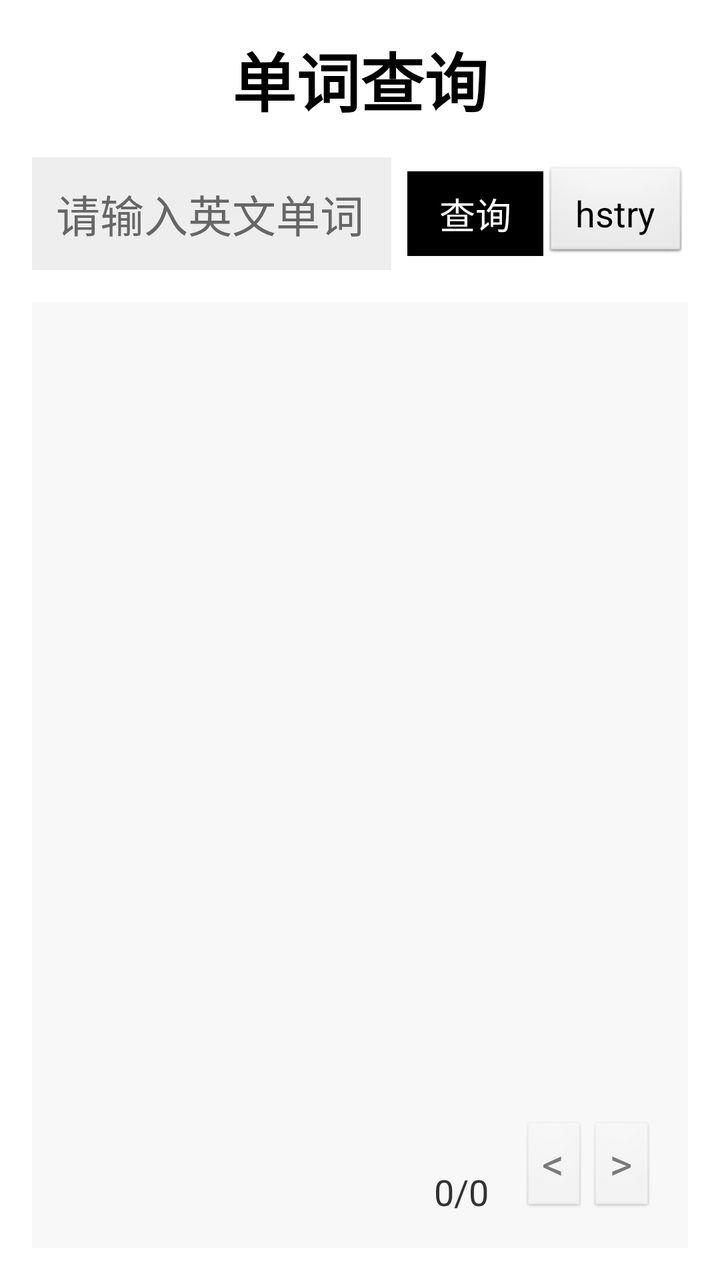
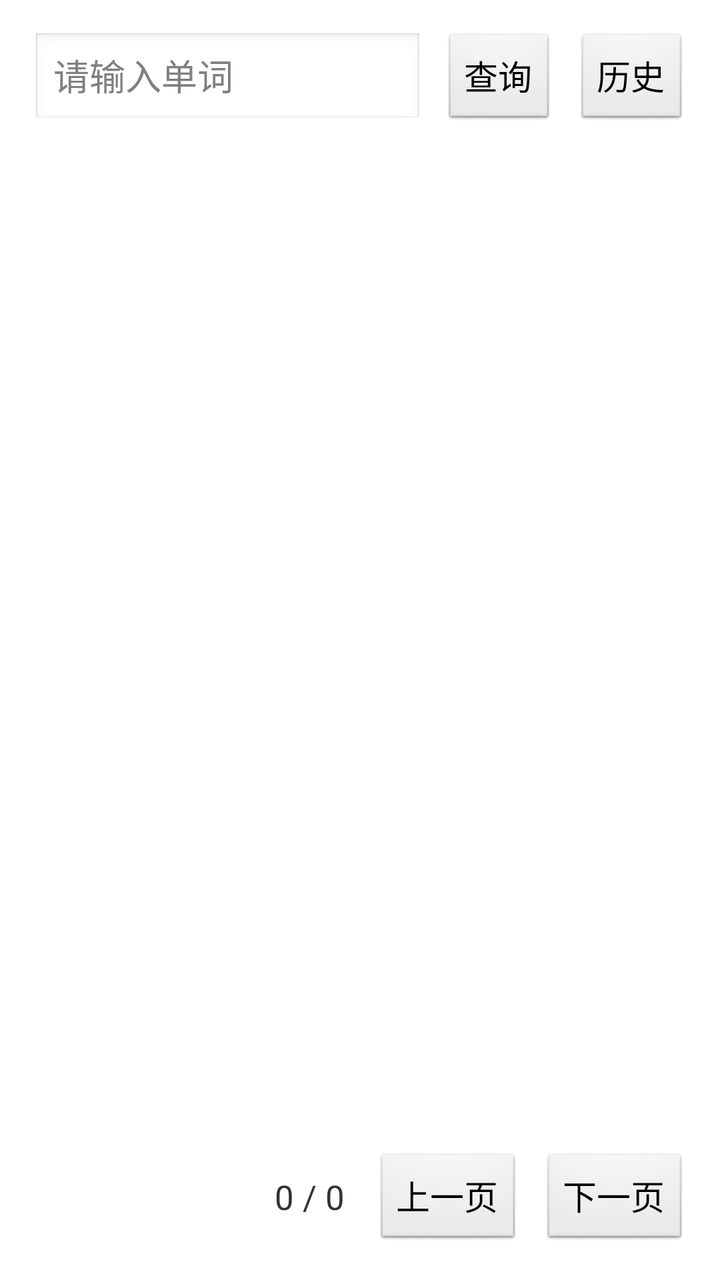

Before-and-after screenshots of an Android layout around one commit, followed by the original layout XML and the change that was made.
<!-- AndroidManifest.xml: application theme Theme.MyApplication -->
<!-- res/layout/activity_main.xml -->
<?xml version="1.0" encoding="utf-8"?>
<LinearLayout xmlns:android="http://schemas.android.com/apk/res/android"
    android:layout_width="match_parent"
    android:layout_height="match_parent"
    android:orientation="vertical"
    android:background="#FFFFFF"
    android:padding="16dp">

    
    <TextView
        android:layout_width="wrap_content"
        android:layout_height="wrap_content"
        android:text="单词查询"
        android:textColor="#000000"
        android:textSize="32sp"
        android:textStyle="bold"
        android:layout_gravity="center_horizontal"
        android:layout_marginBottom="16dp"/>

    
    <LinearLayout
        android:layout_width="match_parent"
        android:layout_height="wrap_content"
        android:orientation="horizontal"
        android:gravity="center_vertical">

        <EditText
            android:id="@+id/et_input"
            android:layout_width="0dp"
            android:layout_height="wrap_content"
            android:layout_weight="1"
            android:hint="请输入英文单词"
            android:textSize="22sp"
            android:textColor="#000000"
            android:textColorHint="#666666"
            android:padding="12dp"
            android:background="#EEEEEE"/>

        <Button
            android:id="@+id/btn_query"
            android:layout_width="wrap_content"
            android:layout_height="wrap_content"
            android:text="查询"
            android:textSize="18sp"
            android:textColor="#FFFFFF"
            android:background="#000000"
            android:layout_marginStart="8dp"
            android:paddingHorizontal="16dp"
            android:paddingVertical="8dp"/>

        
        <Button
            android:id="@+id/btn_history"
            android:layout_width="wrap_content"
            android:layout_height="wrap_content"
            android:text="hstry"
            android:textSize="18sp"
            android:paddingHorizontal="16dp"
            android:paddingVertical="8dp"/>

    </LinearLayout>


    
    <RelativeLayout
        android:layout_width="match_parent"
        android:layout_height="0dp"
        android:layout_weight="1"
        android:layout_marginTop="16dp"
        android:background="#F8F8F8"
        android:padding="16dp">

        
        <TextView
            android:id="@+id/tv_result"
            android:layout_width="match_parent"
            android:layout_height="match_parent"
            android:textSize="20sp"
            android:textColor="#000000"
            android:lineSpacingExtra="4sp"
            android:gravity="start|top"
            android:clickable="true"
            android:focusable="true"/>

        
        <TextView
            android:id="@+id/tv_page_num"
            android:layout_width="wrap_content"
            android:layout_height="wrap_content"
            android:text="0/0"
            android:textSize="18sp"
            android:layout_alignParentBottom="true"
            android:layout_toStartOf="@id/ll_page_btn"
            android:layout_marginEnd="16dp"/>

        
        <LinearLayout
            android:id="@+id/ll_page_btn"
            android:layout_width="wrap_content"
            android:layout_height="wrap_content"
            android:orientation="horizontal"
            android:layout_alignParentBottom="true"
            android:layout_alignParentEnd="true"
            android:spacing="8dp">

            <Button
                android:id="@+id/btn_prev"
                android:layout_width="wrap_content"
                android:layout_height="wrap_content"
                android:text="&lt;"
                android:textSize="22sp"
                android:enabled="false"/>

            <Button
                android:id="@+id/btn_next"
                android:layout_width="wrap_content"
                android:layout_height="wrap_content"
                android:text="&gt;"
                android:textSize="22sp"
                android:enabled="false"/>

        </LinearLayout>

    </RelativeLayout>

</LinearLayout>
<!-- resources referenced by this layout -->
<resources>
  <style name="Theme.MyApplication" parent="android:Theme.Light.NoTitleBar">
          <item name="android:windowBackground">@android:color/white</item>
          <item name="android:textColorPrimary">@android:color/black</item>
      </style>
</resources>

<!-- the commit's change to res/layout/activity_main.xml (unified diff, before → after) -->
@@ -3,124 +3,83 @@
     android:layout_width="match_parent"
     android:layout_height="match_parent"
     android:orientation="vertical"
-    android:background="#FFFFFF"
     android:padding="16dp">
-
-    
-    <TextView
-        android:layout_width="wrap_content"
-        android:layout_height="wrap_content"
-        android:text="单词查询"
-        android:textColor="#000000"
-        android:textSize="32sp"
-        android:textStyle="bold"
-        android:layout_gravity="center_horizontal"
-        android:layout_marginBottom="16dp"/>
 
     
     <LinearLayout
         android:layout_width="match_parent"
         android:layout_height="wrap_content"
+        android:gravity="center_vertical"
         android:orientation="horizontal"
-        android:gravity="center_vertical">
+        android:spacing="10dp">
 
         <EditText
             android:id="@+id/et_input"
             android:layout_width="0dp"
             android:layout_height="wrap_content"
             android:layout_weight="1"
-            android:hint="请输入英文单词"
-            android:textSize="22sp"
-            android:textColor="#000000"
-            android:textColorHint="#666666"
-            android:padding="12dp"
-            android:background="#EEEEEE"/>
+            android:hint="请输入单词"
+            android:inputType="textCapWords"
+            android:textSize="18sp" />
 
         <Button
             android:id="@+id/btn_query"
             android:layout_width="wrap_content"
             android:layout_height="wrap_content"
+            android:layout_marginStart="10dp"
             android:text="查询"
-            android:textSize="18sp"
-            android:textColor="#FFFFFF"
-            android:background="#000000"
-            android:layout_marginStart="8dp"
-            android:paddingHorizontal="16dp"
-            android:paddingVertical="8dp"/>
+            android:textSize="17sp" />
 
-        
         <Button
             android:id="@+id/btn_history"
             android:layout_width="wrap_content"
             android:layout_height="wrap_content"
-            android:text="hstry"
-            android:textSize="18sp"
-            android:paddingHorizontal="16dp"
-            android:paddingVertical="8dp"/>
-
+            android:layout_marginStart="10dp"
+            android:text="历史"
+            android:textSize="17sp" />
     </LinearLayout>
 
-
     
-    <RelativeLayout
+    <TextView
+        android:id="@+id/tv_result"
         android:layout_width="match_parent"
         android:layout_height="0dp"
         android:layout_weight="1"
-        android:layout_marginTop="16dp"
-        android:background="#F8F8F8"
-        android:padding="16dp">
+        android:layout_marginTop="15dp"
+        android:gravity="top"
+        android:textSize="24sp"
+        android:lineSpacingExtra="3dp" />
 
-        
-        <TextView
-            android:id="@+id/tv_result"
-            android:layout_width="match_parent"
-            android:layout_height="match_parent"
-            android:textSize="20sp"
-            android:textColor="#000000"
-            android:lineSpacingExtra="4sp"
-            android:gravity="start|top"
-            android:clickable="true"
-            android:focusable="true"/>
+    
+    <LinearLayout
+        android:layout_width="match_parent"
+        android:layout_height="wrap_content"
+        android:layout_marginTop="15dp"
+        android:gravity="end"
+        android:orientation="horizontal">
 
-        
         <TextView
             android:id="@+id/tv_page_num"
             android:layout_width="wrap_content"
             android:layout_height="wrap_content"
-            android:text="0/0"
-            android:textSize="18sp"
-            android:layout_alignParentBottom="true"
-            android:layout_toStartOf="@id/ll_page_btn"
-            android:layout_marginEnd="16dp"/>
+            android:layout_marginEnd="15dp"
+            android:text="0 / 0"
+            android:textSize="17sp" />
 
-        
-        <LinearLayout
-            android:id="@+id/ll_page_btn"
+        <Button
+            android:id="@+id/btn_prev"
             android:layout_width="wrap_content"
             android:layout_height="wrap_content"
-            android:orientation="horizontal"
-            android:layout_alignParentBottom="true"
-            android:layout_alignParentEnd="true"
-            android:spacing="8dp">
+            android:text="上一页"
+            android:textSize="17sp" />
 
-            <Button
-                android:id="@+id/btn_prev"
-                android:layout_width="wrap_content"
-                android:layout_height="wrap_content"
-                android:text="&lt;"
-                android:textSize="22sp"
-                android:enabled="false"/>
-
-            <Button
-                android:id="@+id/btn_next"
-                android:layout_width="wrap_content"
-                android:layout_height="wrap_content"
-                android:text="&gt;"
-                android:textSize="22sp"
-                android:enabled="false"/>
-
-        </LinearLayout>
-
-    </RelativeLayout>
+        <Button
+            android:id="@+id/btn_next"
+            android:layout_width="wrap_content"
+            android:layout_height="wrap_content"
+            android:layout_marginStart="10dp"
+            android:text="下一页"
+            android:textSize="17sp" />
+    </LinearLayout>
 
 </LinearLayout>
